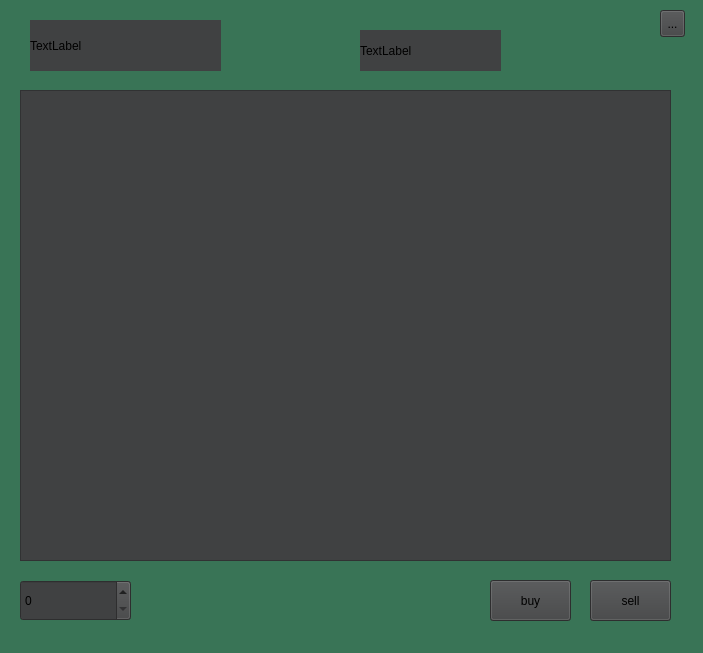
Before: the Qt Designer form client/crypto.ui in SushantKumarPandey/Crypto-Tradeing-App-with-fake-currency, drawn with Qt 5.
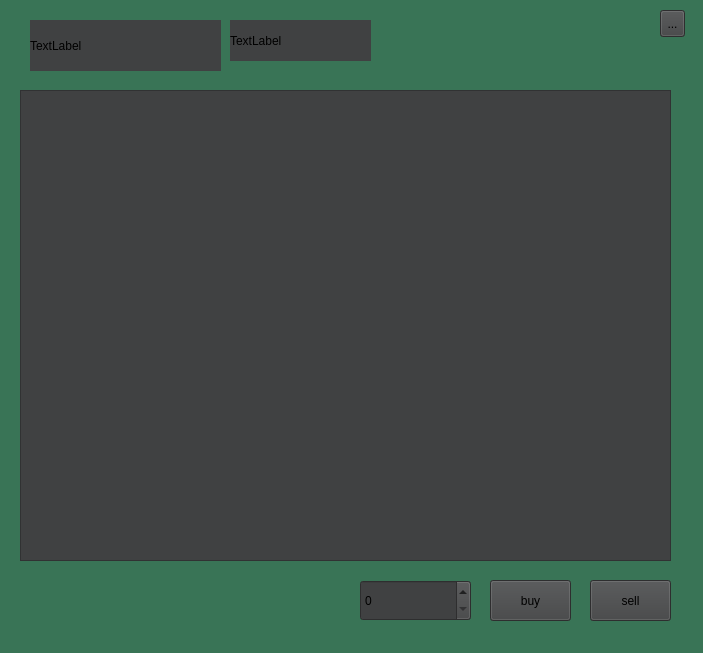
After: the same form once the commit is applied. Icons and pictures are not drawn.

Commit message: fix: Buy fix: Ui Elemts feat: md.Report Update

```diff
--- a/client/crypto.ui
+++ b/client/crypto.ui
@@ -65,7 +65,7 @@
   <widget class="QSpinBox" name="spinBox">
    <property name="geometry">
     <rect>
-     <x>20</x>
+     <x>360</x>
      <y>580</y>
      <width>111</width>
      <height>41</height>
@@ -113,8 +113,8 @@
   <widget class="QLabel" name="label_2">
    <property name="geometry">
     <rect>
-     <x>360</x>
-     <y>30</y>
+     <x>230</x>
+     <y>20</y>
      <width>141</width>
      <height>41</height>
     </rect>
```
The commit also changes 4 other files.
